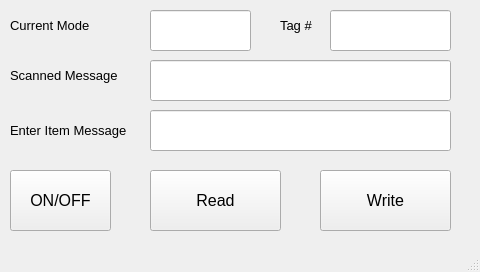
Old version of the form qt/rfid_gui/rfidgui.ui in the repository sgomez14/ec535final.
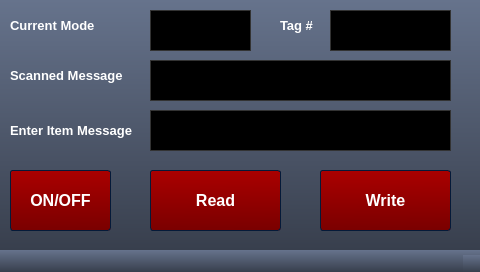
New version of the form. Icons and pictures are not drawn.

The edit to the form file:
```diff
--- a/qt/rfid_gui/rfidgui.ui
+++ b/qt/rfid_gui/rfidgui.ui
@@ -19,6 +19,1258 @@
   <property name="windowTitle">
    <string>RFIDGui</string>
   </property>
+  <property name="styleSheet">
+   <string notr="true">/*Copyright (c) DevSec Studio. All rights reserved.
+
+MIT License
+
+Permission is hereby granted, free of charge, to any person obtaining a copy
+of this software and associated documentation files (the &quot;Software&quot;), to deal
+in the Software without restriction, including without limitation the rights
+to use, copy, modify, merge, publish, distribute, sublicense, and/or sell
+copies of the Software, and to permit persons to whom the Software is
+furnished to do so, subject to the following conditions:
+
+The above copyright notice and this permission notice shall be included in all
+copies or substantial portions of the Software.
+
+THE SOFTWARE IS PROVIDED *AS IS*, WITHOUT WARRANTY OF ANY KIND, EXPRESS OR
+IMPLIED, INCLUDING BUT NOT LIMITED TO THE WARRANTIES OF MERCHANTABILITY,
+FITNESS FOR A PARTICULAR PURPOSE AND NONINFRINGEMENT. IN NO EVENT SHALL THE
+AUTHORS OR COPYRIGHT HOLDERS BE LIABLE FOR ANY CLAIM, DAMAGES OR OTHER
+LIABILITY, WHETHER IN AN ACTION OF CONTRACT, TORT OR OTHERWISE, ARISING FROM,
+OUT OF OR IN CONNECTION WITH THE SOFTWARE OR THE USE OR OTHER DEALINGS IN THE
+SOFTWARE.
+*/
+
+/*-----QWidget-----*/
+QWidget
+{
+	background-color: qlineargradient(spread:repeat, x1:1, y1:0, x2:1, y2:1, stop:0 rgba(102, 115, 140, 255),stop:1 rgba(56, 63, 77, 255));
+	color: #ffffff;
+	border-color: #051a39;
+
+}
+
+
+/*-----QLabel-----*/
+QLabel
+{
+	background-color: transparent;
+	color: #ffffff;
+	font-weight: bold;
+
+}
+
+
+QLabel::disabled
+{
+	background-color: transparent;
+	color: #898988;
+
+}
+
+
+/*-----QMenuBar-----*/
+QMenuBar
+{
+	background-color: #484c58;
+	color: #ffffff;
+	border-color: #051a39;
+	font-weight: bold;
+
+}
+
+
+QMenuBar::disabled
+{
+	background-color: #404040;
+	color: #898988;
+	border-color: #051a39;
+
+}
+
+
+QMenuBar::item
+{
+    background-color: transparent;
+
+}
+
+
+QMenuBar::item:selected
+{
+    background-color: #c4c5c3;
+	color: #000000;
+    border: 1px solid #000000;
+
+}
+
+
+QMenuBar::item:pressed
+{
+    background-color: #979796;
+    border: 1px solid #000;
+    margin-bottom: -1px;
+    padding-bottom: 1px;
+
+}
+
+
+/*-----QMenu-----*/
+QMenu
+{
+    background-color: #c4c5c3;
+    border: 1px solid;
+    color: #000000;
+	font-weight: bold;
+
+}
+
+
+QMenu::separator
+{
+    height: 1px;
+    background-color: #363942;
+    color: #ffffff;
+    padding-left: 4px;
+    margin-left: 10px;
+    margin-right: 5px;
+
+}
+
+
+QMenu::item
+{
+    min-width : 150px;
+    padding: 3px 20px 3px 20px;
+
+}
+
+
+QMenu::item:selected
+{
+    background-color: #363942;
+    color: #ffffff;
+
+}
+
+
+QMenu::item:disabled
+{
+    color: #898988;
+}
+
+
+/*-----QToolTip-----*/
+QToolTip
+{
+	background-color: #bbbcba;
+	color: #000000;
+	border-color: #051a39;
+	border : 1px solid #000000;
+	border-radius: 2px;
+
+}
+
+
+/*-----QPushButton-----*/
+QPushButton
+{
+	background-color: qlineargradient(spread:repeat, x1:0.486, y1:0, x2:0.505, y2:1, stop:0.00480769 rgba(170, 0, 0, 255),stop:1 rgba(122, 0, 0, 255));
+	color: #ffffff;
+	font-weight: bold;
+	border-style: solid;
+	border-width: 1px;
+	border-radius: 3px;
+	border-color: #051a39;
+	padding: 5px;
+
+}
+
+
+QPushButton::disabled
+{
+	background-color: #404040;
+	color: #656565;
+	border-color: #051a39;
+
+}
+
+
+QPushButton::hover
+{
+	background-color: #9c0000;
+	color: #ffffff;
+	border-style: solid;
+	border-width: 1px;
+	border-radius: 3px;
+	border-color: #051a39;
+	padding: 5px;
+
+}
+
+
+QPushButton::pressed
+{
+	background-color: #880000;
+	color: #ffffff;
+	border-style: solid;
+	border-width: 2px;
+	border-radius: 3px;
+	border-color: #000000;
+	padding: 5px;
+
+}
+
+
+/*-----QToolButton-----*/
+QToolButton 
+{
+	background-color: qlineargradient(spread:repeat, x1:1, y1:0, x2:1, y2:1, stop:0 rgba(177, 181, 193, 255),stop:1 rgba(159, 163, 174, 255));
+	color: #ffffff;
+	font-weight: bold;
+	border-style: solid;
+	border-width: 1px;
+	border-radius: 3px;
+	border-color: #051a39;
+	padding: 5px;
+
+}
+
+
+QToolButton::disabled
+{
+	background-color: #404040;
+	color: #656565;
+	border-color: #051a39;
+
+}
+
+
+QToolButton::hover
+{
+	background-color: #9fa3ae;
+	color: #ffffff;
+	border-style: solid;
+	border-width: 1px;
+	border-radius: 3px;
+	border-color: #051a39;
+	padding: 5px;
+
+}
+
+
+QToolButton::pressed
+{
+	background-color: #7b7e86;
+	color: #ffffff;
+	border-style: solid;
+	border-width: 2px;
+	border-radius: 3px;
+	border-color: #000000;
+	padding: 5px;
+
+}
+
+
+/*-----QComboBox-----*/
+QComboBox
+{
+    background-color: qlineargradient(spread:repeat, x1:1, y1:0, x2:1, y2:1, stop:0 rgba(118, 118, 118, 255),stop:1 rgba(70, 70, 70, 255));
+    border: 1px solid #333333;
+    border-radius: 3px;
+    padding-left: 6px;
+    color: lightgray;
+	font-weight: bold;
+    height: 20px;
+
+}
+
+
+QComboBox::disabled
+{
+	background-color: #404040;
+	color: #656565;
+	border-color: #051a39;
+
+}
+
+
+QComboBox:hover
+{
+    background-color: #646464;
+
+}
+
+
+QComboBox:on
+{
+    background-color: #979796;
+	color: #000000;
+
+}
+
+
+QComboBox QAbstractItemView
+{
+    background-color: #c4c5c3;
+    color: #000000;
+    border: 1px solid black;
+    selection-background-color: #363942;
+    selection-color: #ffffff;
+    outline: 0;
+
+}
+
+
+QComboBox::drop-down
+{
+    subcontrol-origin: padding;
+    subcontrol-position: top right;
+    width: 15px;
+    border-left-width: 1px;
+    border-left-color: darkgray;
+    border-left-style: solid; 
+    border-top-right-radius: 3px; 
+    border-bottom-right-radius: 3px;
+
+}
+
+
+QComboBox::down-arrow
+{
+    image: url(://arrow-down.png);
+    width: 8px;
+    height: 8px;
+}
+
+
+/*-----QSpinBox &amp; QDoubleSpinBox &amp; QDateTimeEdit-----*/
+QSpinBox, 
+QDoubleSpinBox,
+QDateTimeEdit
+{
+	background-color: #000000;
+	color: #00ff00;
+	font-weight: bold;
+	border: 1px solid #333333;
+	padding : 4px;
+
+}
+
+
+QSpinBox::disabled, 
+QDoubleSpinBox::disabled,
+QDateTimeEdit::disabled
+{
+	background-color: #404040;
+	color: #656565;
+	border-color: #051a39;
+
+}
+
+
+QSpinBox:hover, 
+QDoubleSpinBox::hover,
+QDateTimeEdit::hover
+{
+    border: 1px solid #00ff00;
+
+}
+
+
+QSpinBox::up-button, QSpinBox::down-button,
+QDoubleSpinBox::up-button, QDoubleSpinBox::down-button,
+QDateTimeEdit::up-button, QDateTimeEdit::down-button
+{
+	background-color: qlineargradient(spread:repeat, x1:1, y1:0, x2:1, y2:1, stop:0 rgba(118, 118, 118, 255),stop:1 rgba(70, 70, 70, 255));
+    border: 0px solid #333333;
+
+}
+
+
+QSpinBox::disabled, 
+QDoubleSpinBox::disabled,
+QDateTimeEdit::disabled
+{
+	background-color: #404040;
+	color: #656565;
+	border-color: #051a39;
+
+}
+
+
+QSpinBox::up-button:hover, QSpinBox::down-button:hover,
+QDoubleSpinBox::up-button:hover, QDoubleSpinBox::down-button:hover,
+QDateTimeEdit::up-button:hover, QDateTimeEdit::down-button:hover
+{
+	background-color: #646464;
+    border: 1px solid #333333;
+
+
+}
+
+
+QSpinBox::up-button:disabled, QSpinBox::down-button:disabled,
+QDoubleSpinBox::up-button:disabled, QDoubleSpinBox::down-button:disabled,
+QDateTimeEdit::up-button:disabled, QDateTimeEdit::down-button:disabled
+{
+	background-color: #404040;
+	color: #656565;
+	border-color: #051a39;
+
+}
+
+
+QSpinBox::up-button:pressed, QSpinBox::down-button:pressed,
+QDoubleSpinBox::up-button:pressed, QDoubleSpinBox::down-button::pressed,
+QDateTimeEdit::up-button:pressed, QDateTimeEdit::down-button::pressed
+{
+    background-color: #979796;
+    border: 1px solid #444444;
+
+}
+
+
+QSpinBox::down-arrow,
+QDoubleSpinBox::down-arrow,
+QDateTimeEdit::down-arrow
+{
+    image: url(://arrow-down.png);
+    width: 7px;
+
+}
+
+
+QSpinBox::up-arrow,
+QDoubleSpinBox::up-arrow,
+QDateTimeEdit::up-arrow
+{
+    image: url(://arrow-up.png);
+    width: 7px;
+
+}
+
+
+/*-----QLineEdit-----*/
+QLineEdit
+{
+	background-color: #000000;
+	color: #00ff00;
+	font-weight: bold;
+    border: 1px solid #333333;
+	padding: 4px;
+
+}
+
+
+QLineEdit:hover
+{
+    border: 1px solid #00ff00;
+
+}
+
+
+QLineEdit::disabled
+{
+	background-color: #404040;
+	color: #656565;
+	border-width: 1px;
+	border-color: #051a39;
+	padding: 2px;
+
+}
+
+
+/*-----QTextEdit-----*/
+QTextEdit
+{
+	background-color: #808080;
+	color: #fff;
+	border: 1px groove #333333;
+
+}
+
+
+QTextEdit::disabled
+{
+	background-color: #404040;
+	color: #656565;
+	border-color: #051a39;
+
+}
+
+
+/*-----QGroupBox-----*/
+QGroupBox 
+{
+    border: 1px groove #333333;
+	border-radius: 2px;
+    margin-top: 20px;
+
+}
+
+
+QGroupBox 
+{
+	background-color: qlineargradient(spread:repeat, x1:0.486, y1:0, x2:0.505, y2:1, stop:0.00480769 rgba(170, 169, 169, 255),stop:1 rgba(122, 122, 122, 255));
+	font-weight: bold;
+
+}
+
+
+QGroupBox::title  
+{
+    background-color: qlineargradient(spread:repeat, x1:1, y1:0, x2:1, y2:1, stop:0 rgba(71, 75, 87, 255),stop:1 rgba(35, 37, 43, 255));
+    color: #ffffff;
+    border: 2px groove #333333;
+    subcontrol-origin: margin;
+    subcontrol-position: top left;
+    padding: 2px;
+
+}
+
+
+QGroupBox::title::disabled
+{
+	background-color: #404040;
+	color: #656565;
+    subcontrol-origin: margin;
+    subcontrol-position: top left;
+    padding: 5px;
+	border-top-left-radius: 3px;
+	border-top-right-radius: 3px;
+
+}
+
+
+/*-----QCheckBox-----*/
+QCheckBox{
+	background-color: transparent;
+	font-weight: bold;
+	color: #fff;
+
+}
+
+
+QCheckBox::indicator
+{
+    color: #b1b1b1;
+    background-color: #323232;
+    border: 2px solid #222222;
+    width: 12px;
+    height: 12px;
+
+}
+
+
+QCheckBox::indicator:checked
+{
+    image:url(://checkbox.png);
+    border: 2px solid #00ff00;
+
+}
+
+
+QCheckBox::indicator:unchecked:hover
+{
+    border: 2px solid #00ff00;
+
+}
+
+
+QCheckBox::disabled
+{
+	color: #656565;
+
+}
+
+
+QCheckBox::indicator:disabled
+{
+	background-color: #656565;
+	color: #656565;
+    border: 1px solid #656565;
+
+}
+
+
+/*-----QRadioButton-----*/
+QRadioButton{
+	background-color: transparent;
+	font-weight: bold;
+	color: #fff;
+
+}
+
+
+QRadioButton::indicator::unchecked
+{ 
+	border: 2px inset #222222; 
+	border-radius: 6px; 
+	background-color:  #323232;
+	width: 9px; 
+	height: 9px; 
+
+}
+
+
+QRadioButton::indicator::unchecked:hover
+{ 
+	border: 2px solid #00ff00; 
+	border-radius: 5px; 
+	background-color:  #323232;
+	width: 9px; 
+	height: 9px; 
+
+}
+
+
+QRadioButton::indicator::checked
+{ 
+	border: 2px inset #222222; 
+	border-radius: 5px; 
+	background-color: #00ff00; 
+	width: 9px; 
+	height: 9px; 
+
+}
+
+
+QRadioButton::disabled
+{
+	color: #656565;
+
+}
+
+
+QRadioButton::indicator:disabled
+{
+	background-color: #656565;
+	color: #656565;
+    border: 2px solid #656565;
+
+}
+
+
+/*-----QTableView &amp; QTableWidget-----*/
+QTableView
+{
+    background-color: #808080;
+    border: 1px groove #333333;
+    color: #f0f0f0;
+	font-weight: bold;
+    gridline-color: #333333;
+    outline : 0;
+
+}
+
+
+QTableView::disabled
+{
+    background-color: #242526;
+    border: 1px solid #32414B;
+    color: #656565;
+    gridline-color: #656565;
+    outline : 0;
+
+}
+
+
+QTableView::item:hover 
+{
+    background-color: #484c58;
+    color: #f0f0f0;
+
+}
+
+
+QTableView::item:selected 
+{
+    background-color: #484c58;
+    border: 2px groove #00ff00;
+    color: #F0F0F0;
+
+}
+
+
+QTableView::item:selected:disabled
+{
+    background-color: #1a1b1c;
+    border: 2px solid #525251;
+    color: #656565;
+
+}
+
+
+QTableCornerButton::section
+{
+    background-color: #282830;
+
+}
+
+
+QHeaderView::section
+{
+    background-color: #282830;
+    color: #fff;
+	font-weight: bold;
+    text-align: left;
+	padding: 4px;
+	
+}
+
+
+QHeaderView::section:disabled
+{
+    background-color: #525251;
+    color: #656565;
+
+}
+
+
+QHeaderView::section:checked
+{
+    background-color: #00ff00;
+
+}
+
+
+QHeaderView::section:checked:disabled
+{
+    color: #656565;
+    background-color: #525251;
+
+}
+
+
+QHeaderView::section::vertical::first,
+QHeaderView::section::vertical::only-one
+{
+    border-top: 0px;
+
+}
+
+
+QHeaderView::section::vertical
+{
+    border-top: 0px;
+
+}
+
+
+QHeaderView::section::horizontal::first,
+QHeaderView::section::horizontal::only-one
+{
+    border-left: 0px;
+
+}
+
+
+QHeaderView::section::horizontal
+{
+    border-left: 0px;
+
+}
+
+
+/*-----QTabWidget-----*/
+QTabBar::tab
+{
+	background-color: transparent;
+	color: #ffffff;
+	font-weight: bold;
+	width: 80px;
+	height: 9px;
+	
+}
+
+
+QTabBar::tab:disabled
+{
+	background-color: #656565;
+	color: #656565;
+
+}
+
+
+QTabWidget::pane 
+{
+	background-color: transparent;
+	color: #ffffff;
+	border: 1px groove #333333;
+
+}
+
+
+QTabBar::tab:selected
+{
+    background-color: #484c58;
+	color: #ffffff;
+	border: 1px groove #333333;
+	border-bottom: 0px;
+
+}
+
+
+QTabBar::tab:selected:disabled
+{
+	background-color: #404040;
+	color: #656565;
+
+}
+
+
+QTabBar::tab:!selected 
+{
+    background-color: #a3a7b2;
+
+}
+
+
+QTabBar::tab:!selected:hover 
+{
+    background-color: #484c58;
+
+}
+
+
+QTabBar::tab:top:!selected 
+{
+    margin-top: 1px;
+
+}
+
+
+QTabBar::tab:bottom:!selected 
+{
+    margin-bottom: 3px;
+
+}
+
+
+QTabBar::tab:top, QTabBar::tab:bottom 
+{
+    min-width: 8ex;
+    margin-right: -1px;
+    padding: 5px 10px 5px 10px;
+
+}
+
+
+QTabBar::tab:top:selected 
+{
+    border-bottom-color: none;
+
+}
+
+
+QTabBar::tab:bottom:selected 
+{
+    border-top-color: none;
+
+}
+
+
+QTabBar::tab:top:last, QTabBar::tab:bottom:last,
+QTabBar::tab:top:only-one, QTabBar::tab:bottom:only-one 
+{
+    margin-right: 0;
+
+}
+
+
+QTabBar::tab:left:!selected 
+{
+    margin-right: 2px;
+
+}
+
+
+QTabBar::tab:right:!selected
+{
+    margin-left: 2px;
+
+}
+
+
+QTabBar::tab:left, QTabBar::tab:right 
+{
+    min-height: 15ex;
+    margin-bottom: -1px;
+    padding: 10px 5px 10px 5px;
+
+}
+
+
+QTabBar::tab:left:selected 
+{
+    border-left-color: none;
+
+}
+
+
+QTabBar::tab:right:selected 
+{
+    border-right-color: none;
+
+}
+
+
+QTabBar::tab:left:last, QTabBar::tab:right:last,
+QTabBar::tab:left:only-one, QTabBar::tab:right:only-one 
+{
+    margin-bottom: 0;
+
+}
+
+
+/*-----QSlider-----*/
+QSlider{
+	background-color: transparent;
+
+}
+
+
+QSlider::groove:horizontal 
+{
+	background-color: transparent;
+	height: 6px;
+
+}
+
+
+QSlider::sub-page:horizontal 
+{
+	background-color: qlineargradient(spread:reflect, x1:1, y1:0, x2:1, y2:1, stop:0.00480769 rgba(201, 201, 201, 255),stop:1 rgba(72, 72, 72, 255));
+	border: 1px solid #000;
+
+}
+
+
+QSlider::add-page:horizontal 
+{
+	background-color: #404040;
+	border: 1px solid #000; 
+
+}
+
+
+QSlider::handle:horizontal 
+{
+	background-color: qlineargradient(spread:reflect, x1:1, y1:0, x2:1, y2:1, stop:0.00480769 rgba(201, 201, 201, 255),stop:1 rgba(72, 72, 72, 255));
+	border: 1px solid #000; 
+	width: 12px;
+	margin-top: -6px;
+	margin-bottom: -6px;
+
+}
+
+
+QSlider::handle:horizontal:hover 
+{
+	background-color: #808080;
+
+}
+
+
+QSlider::sub-page:horizontal:disabled 
+{
+	background-color: #bbb;
+	border-color: #999;
+
+}
+
+
+QSlider::add-page:horizontal:disabled 
+{
+	background-color: #eee;
+	border-color: #999;
+
+}
+
+
+QSlider::handle:horizontal:disabled 
+{
+	background-color: #eee;
+	border: 1px solid #aaa;
+
+}
+
+
+QSlider::groove:vertical 
+{
+	background-color: transparent;
+	width: 6px;
+
+}
+
+
+QSlider::sub-page:vertical 
+{
+	background-color: qlineargradient(spread:reflect, x1:0, y1:0.483, x2:1, y2:0.517, stop:0.00480769 rgba(201, 201, 201, 255),stop:1 rgba(72, 72, 72, 255));
+	border: 1px solid #000;
+
+}
+
+
+QSlider::add-page:vertical 
+{
+	background-color: #404040;
+	border: 1px solid #000;
+
+}
+
+
+QSlider::handle:vertical 
+{
+	background-color: qlineargradient(spread:reflect, x1:0, y1:0.483, x2:1, y2:0.517, stop:0.00480769 rgba(201, 201, 201, 255),stop:1 rgba(72, 72, 72, 255));
+	border: 1px solid #000;
+	height: 12px;
+	margin-left: -6px;
+	margin-right: -6px;
+
+}
+
+
+QSlider::handle:vertical:hover 
+{
+	background-color: #808080;
+
+}
+
+
+QSlider::sub-page:vertical:disabled 
+{
+	background-color: #bbb;
+	border-color: #999;
+
+}
+
+
+QSlider::add-page:vertical:disabled 
+{
+	background-color: #eee;
+	border-color: #999;
+
+}
+
+
+QSlider::handle:vertical:disabled 
+{
+	background-color: #eee;
+	border: 1px solid #aaa;
+	border-radius: 3px;
+
+}
+
+
+/*-----QDial-----*/
+QDial
+{
+	background-color: #600000;
+
+}
+
+
+QDial::disabled
+{
+	background-color: #404040;
+
+}
+
+
+/*-----QScrollBar-----*/
+QScrollBar:horizontal
+{
+    border: 1px solid #222222;
+    background-color: #63676d;
+    height: 18px;
+    margin: 0px 18px 0 18px;
+
+}
+
+
+QScrollBar::handle:horizontal
+{
+    background-color: #a6acb3;
+	border: 1px solid #656565;
+	border-radius: 2px;
+    min-height: 20px;
+
+}
+
+
+QScrollBar::add-line:horizontal
+{
+    border: 1px solid #1b1b19;
+    background-color: #a6acb3;
+    width: 18px;
+    subcontrol-position: right;
+    subcontrol-origin: margin;
+
+}
+
+
+QScrollBar::sub-line:horizontal
+{
+    border: 1px solid #1b1b19;
+    background-color: #a6acb3;
+    width: 18px;
+    subcontrol-position: left;
+    subcontrol-origin: margin;
+
+}
+
+
+QScrollBar::right-arrow:horizontal
+{
+    image: url(://arrow-right.png);
+    width: 8px;
+    height: 8px;
+
+}
+
+
+QScrollBar::left-arrow:horizontal
+{
+    image: url(://arrow-left.png);
+    width: 8px;
+    height: 8px;
+
+}
+
+
+QScrollBar::add-page:horizontal, QScrollBar::sub-page:horizontal
+{
+    background: none;
+
+}
+
+
+QScrollBar:vertical
+{
+    background-color: #63676d;
+    width: 18px;
+    margin: 18px 0 18px 0;
+    border: 1px solid #222222;
+
+}
+
+
+QScrollBar::handle:vertical
+{
+    background-color: #a6acb3;
+	border: 1px solid #656565;
+	border-radius: 2px;
+    min-height: 20px;
+
+}
+
+
+QScrollBar::add-line:vertical
+{
+    border: 1px solid #1b1b19;
+    background-color: #a6acb3;
+    height: 18px;
+    subcontrol-position: bottom;
+    subcontrol-origin: margin;
+
+}
+
+
+QScrollBar::sub-line:vertical
+{
+    border: 1px solid #1b1b19;
+    background-color: #a6acb3;
+    height: 18px;
+    subcontrol-position: top;
+    subcontrol-origin: margin;
+
+}
+
+
+QScrollBar::up-arrow:vertical
+{
+    image: url(://arrow-up.png);
+    width: 8px;
+    height: 8px;
+
+}
+
+
+QScrollBar::down-arrow:vertical
+{
+    image: url(://arrow-down.png);
+    width: 8px;
+    height: 8px;
+
+}
+
+
+QScrollBar::add-page:vertical, QScrollBar::sub-page:vertical
+{
+    background: none;
+
+}
+
+
+/*-----QProgressBar-----*/
+QProgressBar
+{
+	background-color: #000;
+	color: #00ff00;
+	font-weight: bold;
+	border: 0px groove #000;
+	border-radius: 10px;
+	text-align: center;
+
+}
+
+
+QProgressBar:disabled
+{
+	background-color: #404040;
+	color: #656565;
+	border-color: #051a39;
+	border: 1px solid #000;
+	border-radius: 10px;
+	text-align: center;
+
+}
+
+
+QProgressBar::chunk {
+	background-color: #ffaf02;
+	border: 0px;
+	border-radius: 10px;
+	color: #000;
+
+}
+
+
+QProgressBar::chunk:disabled {
+	background-color: #333;
+	border: 0px;
+	border-radius: 10px;
+	color: #656565;
+}
+
+
+/*-----QStatusBar-----*/
+QStatusBar
+{
+	background-color: qlineargradient(spread:repeat, x1:1, y1:0, x2:1, y2:1, stop:0 rgba(102, 115, 140, 255),stop:1 rgba(56, 63, 77, 255));
+	color: #ffffff;
+	border-color: #051a39;
+	font-weight: bold;
+
+}
+
+
+</string>
+  </property>
   <widget class="QWidget" name="centralwidget">
    <widget class="QLabel" name="scanned_item_label">
     <property name="geometry">
@@ -32,6 +1284,8 @@
     <property name="font">
      <font>
       <pointsize>10</pointsize>
+      <weight>75</weight>
+      <bold>true</bold>
      </font>
     </property>
     <property name="text">
@@ -50,6 +1304,8 @@
     <property name="font">
      <font>
       <pointsize>10</pointsize>
+      <weight>75</weight>
+      <bold>true</bold>
      </font>
     </property>
     <property name="text">
@@ -68,6 +1324,8 @@
     <property name="font">
      <font>
       <pointsize>10</pointsize>
+      <weight>75</weight>
+      <bold>true</bold>
      </font>
     </property>
     <property name="readOnly">
@@ -86,6 +1344,8 @@
     <property name="font">
      <font>
       <pointsize>12</pointsize>
+      <weight>75</weight>
+      <bold>true</bold>
      </font>
     </property>
     <property name="readOnly">
@@ -104,6 +1364,8 @@
     <property name="font">
      <font>
       <pointsize>12</pointsize>
+      <weight>75</weight>
+      <bold>true</bold>
      </font>
     </property>
     <property name="text">
@@ -122,6 +1384,8 @@
     <property name="font">
      <font>
       <pointsize>10</pointsize>
+      <weight>75</weight>
+      <bold>true</bold>
      </font>
     </property>
     <property name="text">
@@ -140,6 +1404,8 @@
     <property name="font">
      <font>
       <pointsize>10</pointsize>
+      <weight>75</weight>
+      <bold>true</bold>
      </font>
     </property>
     <property name="readOnly">
@@ -158,6 +1424,8 @@
     <property name="font">
      <font>
       <pointsize>12</pointsize>
+      <weight>75</weight>
+      <bold>true</bold>
      </font>
     </property>
     <property name="text">
@@ -176,6 +1444,8 @@
     <property name="font">
      <font>
       <pointsize>10</pointsize>
+      <weight>75</weight>
+      <bold>true</bold>
      </font>
     </property>
     <property name="readOnly">
@@ -194,6 +1464,8 @@
     <property name="font">
      <font>
       <pointsize>10</pointsize>
+      <weight>75</weight>
+      <bold>true</bold>
      </font>
     </property>
     <property name="text">
@@ -212,8 +1484,13 @@
     <property name="font">
      <font>
       <pointsize>12</pointsize>
+      <weight>75</weight>
+      <bold>true</bold>
      </font>
     </property>
+    <property name="styleSheet">
+     <string notr="true"/>
+    </property>
     <property name="text">
      <string>Read</string>
     </property>
```
